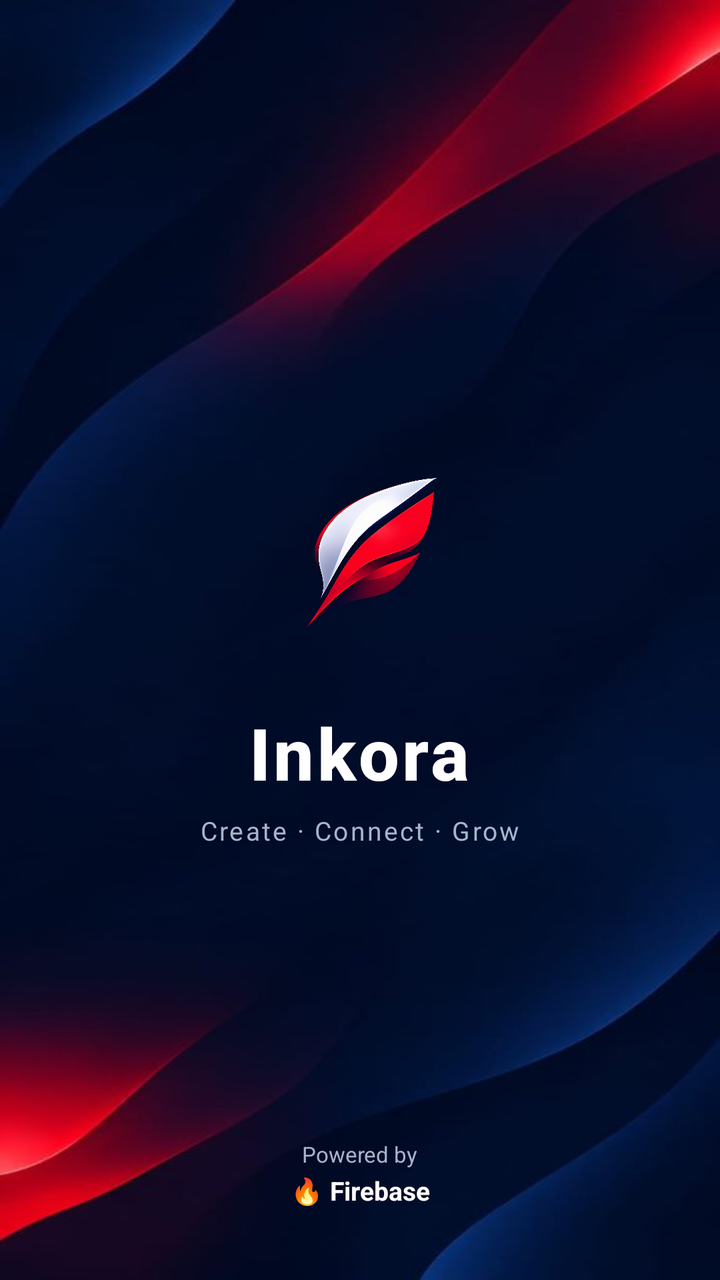
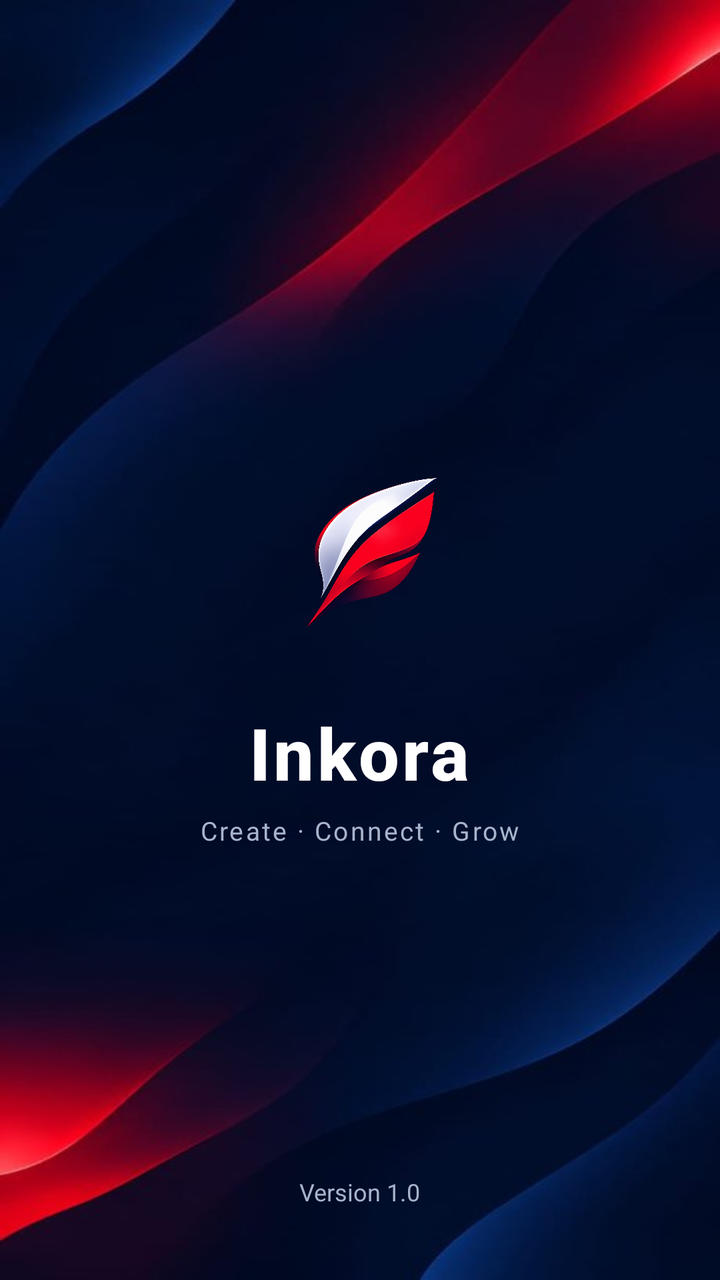

An Android layout rendered at two revisions. The XML below is the earlier revision; the diff shows what the commit changed to produce the second picture.
<!-- AndroidManifest.xml: application theme Theme.Task_3 -->
<!-- res/layout/activity_splash.xml -->
<?xml version="1.0" encoding="utf-8"?>
<androidx.constraintlayout.widget.ConstraintLayout
    xmlns:android="http://schemas.android.com/apk/res/android"
    xmlns:app="http://schemas.android.com/apk/res-auto"
    xmlns:tools="http://schemas.android.com/tools"
    android:layout_width="match_parent"
    android:layout_height="match_parent"
    android:background="@drawable/background">

    <LinearLayout
        android:id="@+id/logoContainer"
        android:layout_width="wrap_content"
        android:layout_height="wrap_content"
        android:gravity="center"
        android:orientation="vertical"
        app:layout_constraintTop_toTopOf="parent"
        app:layout_constraintBottom_toBottomOf="parent"
        app:layout_constraintStart_toStartOf="parent"
        app:layout_constraintEnd_toEndOf="parent">

        <ImageView
            android:id="@+id/splashLogo"
            android:layout_width="120dp"
            android:layout_height="120dp"
            android:src="@drawable/logo"
            android:contentDescription="Inkora Feather Logo" />

        <TextView
            android:id="@+id/splashAppName"
            android:layout_width="wrap_content"
            android:layout_height="wrap_content"
            android:layout_marginTop="16dp"
            android:text="Inkora"
            android:textColor="@color/primary_text"
            android:textSize="36sp"
            android:textStyle="bold"
            android:fontFamily="sans-serif-medium"
            android:letterSpacing="0.04" />

        <TextView
            android:id="@+id/splashTagline"
            android:layout_width="wrap_content"
            android:layout_height="wrap_content"
            android:layout_marginTop="6dp"
            android:text="Create · Connect · Grow"
            android:textColor="@color/secondary_text"
            android:textSize="13sp"
            android:letterSpacing="0.08" />
    </LinearLayout>

    <LinearLayout
        android:layout_width="wrap_content"
        android:layout_height="wrap_content"
        android:layout_marginBottom="36dp"
        android:gravity="center"
        android:orientation="vertical"
        app:layout_constraintBottom_toBottomOf="parent"
        app:layout_constraintStart_toStartOf="parent"
        app:layout_constraintEnd_toEndOf="parent">

        <TextView
            android:layout_width="wrap_content"
            android:layout_height="wrap_content"
            android:text="Powered by"
            android:textColor="@color/secondary_text"
            android:textSize="11sp" />

        <TextView
            android:layout_width="wrap_content"
            android:layout_height="wrap_content"
            android:layout_marginTop="2dp"
            android:text="🔥 Firebase"
            android:textColor="@color/primary_text"
            android:textSize="13sp"
            android:textStyle="bold" />
    </LinearLayout>

</androidx.constraintlayout.widget.ConstraintLayout>
<!-- resources referenced by this layout -->
<resources>
  <color name="primary_text">#FFFFFF</color>
  <color name="secondary_text">#A8B4CC</color>
  <!-- drawable background: png bitmap (drawable, 19091 bytes) -->
  <!-- drawable logo: png bitmap (drawable, 689551 bytes) -->
  <style name="Theme.Task_3" parent="Base.Theme.Task_3" />
  <style name="Base.Theme.Task_3" parent="Theme.Material3.DayNight.NoActionBar">
          <item name="colorPrimary">@color/primary_red</item>
          <item name="colorPrimaryVariant">@color/secondary_background</item>
          <item name="colorSecondary">@color/primary_red</item>
          <item name="android:statusBarColor">@color/primary_background</item>
          <item name="android:windowBackground">@color/primary_background</item>
          <item name="android:navigationBarColor">@color/secondary_background</item>
      </style>
  <color name="primary_red">#F21D32</color>
  <color name="secondary_background">#101D38</color>
  <color name="primary_background">#080F24</color>
</resources>

<!-- the commit's change to res/layout/activity_splash.xml (unified diff, before → after) -->
@@ -61,18 +61,9 @@
         <TextView
             android:layout_width="wrap_content"
             android:layout_height="wrap_content"
-            android:text="Powered by"
+            android:text="Version 1.0"
             android:textColor="@color/secondary_text"
-            android:textSize="11sp" />
-
-        <TextView
-            android:layout_width="wrap_content"
-            android:layout_height="wrap_content"
-            android:layout_marginTop="2dp"
-            android:text="🔥 Firebase"
-            android:textColor="@color/primary_text"
-            android:textSize="13sp"
-            android:textStyle="bold" />
+            android:textSize="12sp" />
     </LinearLayout>
 
 </androidx.constraintlayout.widget.ConstraintLayout>
